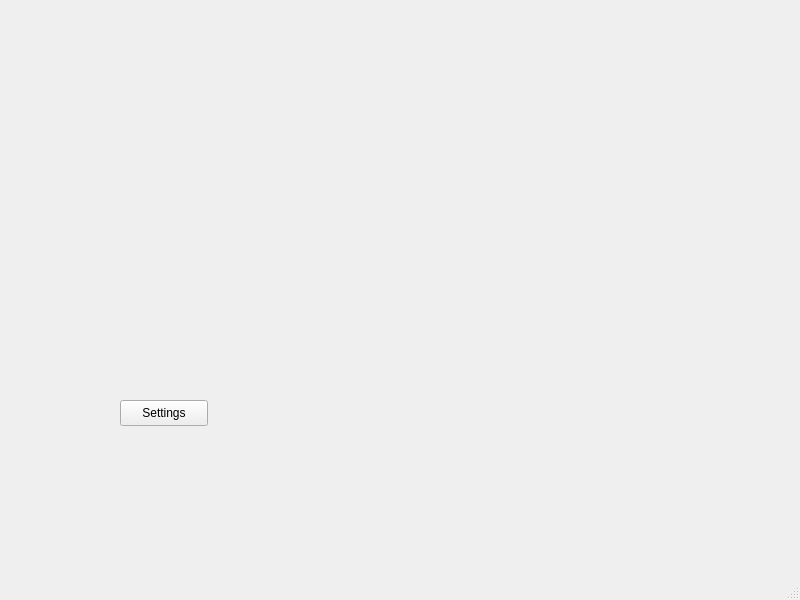
Old version of the form MainWindow.ui in the repository draurug/TicTacToe.
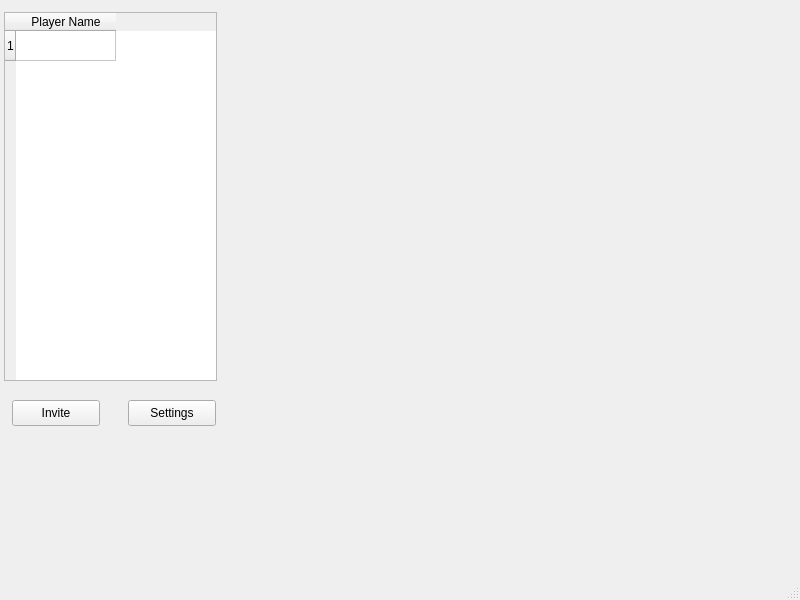
New version of the form. Custom widgets are drawn as their Qt base class.

Commit message: added PlayerListTable + invitations

The edit to the form file:
```diff
--- a/MainWindow.ui
+++ b/MainWindow.ui
@@ -24,10 +24,49 @@
      </rect>
     </property>
    </widget>
+   <widget class="QPushButton" name="m_inviteBtn">
+    <property name="geometry">
+     <rect>
+      <x>12</x>
+      <y>400</y>
+      <width>88</width>
+      <height>26</height>
+     </rect>
+    </property>
+    <property name="text">
+     <string>Invite</string>
+    </property>
+   </widget>
+   <widget class="QTableWidget" name="m_playerTable">
+    <property name="geometry">
+     <rect>
+      <x>4</x>
+      <y>12</y>
+      <width>213</width>
+      <height>369</height>
+     </rect>
+    </property>
+    <property name="rowCount">
+     <number>1</number>
+    </property>
+    <property name="columnCount">
+     <number>1</number>
+    </property>
+    <row>
+     <property name="text">
+      <string>1</string>
+     </property>
+    </row>
+    <column>
+     <property name="text">
+      <string>Player Name</string>
+     </property>
+    </column>
+   </widget>
    <widget class="QPushButton" name="m_settings">
     <property name="geometry">
      <rect>
-      <x>120</x>
+      <x>128</x>
       <y>400</y>
       <width>88</width>
       <height>26</height>
```
Left out of the diff: 2 changed lines with no effect on the pictures. The commit also changes 13 other files.
